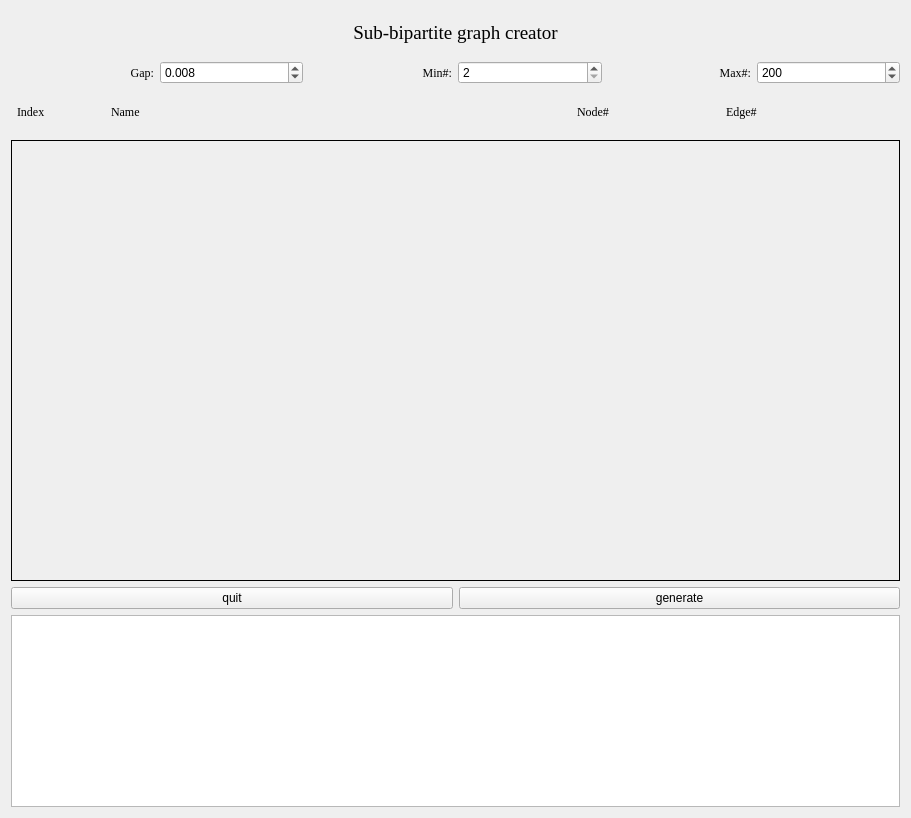
Before: the Qt Designer form design.ui in yujianke100/Sub-Bipartite-Graph-Creator, drawn with Qt 5.
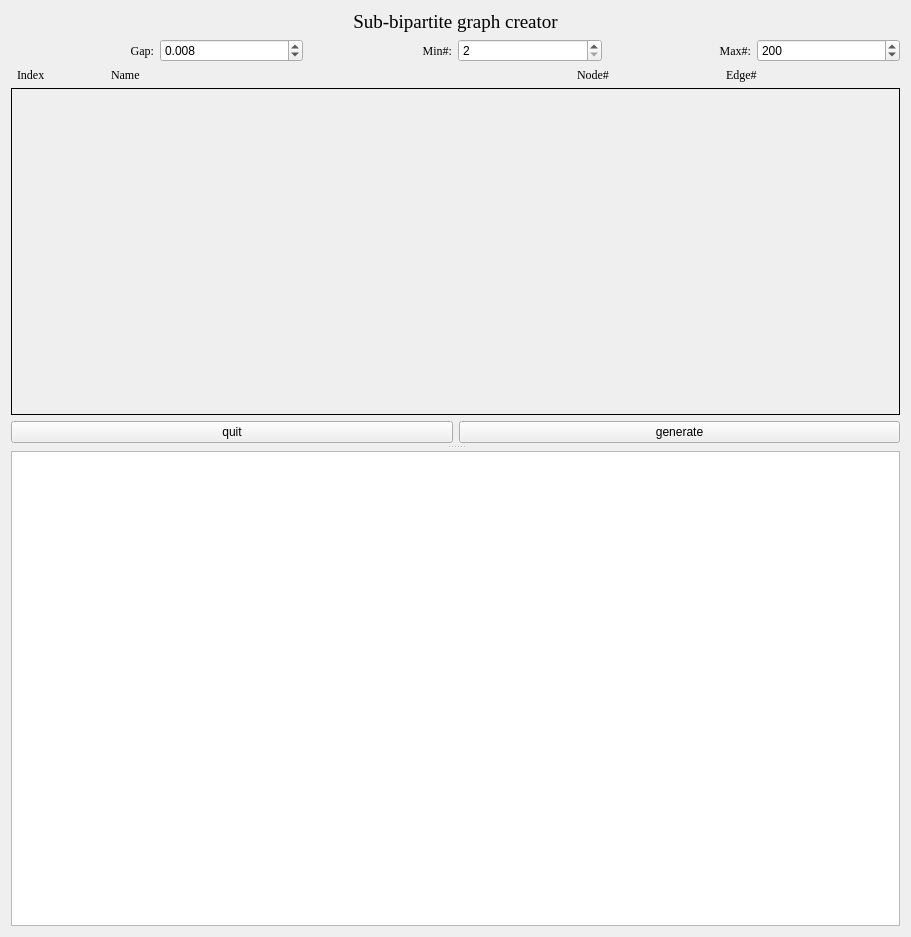
After: the same form once the commit is applied.

Commit message: let GUI more flexible

```diff
--- a/design.ui
+++ b/design.ui
@@ -10,7 +10,7 @@
     <x>0</x>
     <y>0</y>
     <width>911</width>
-    <height>818</height>
+    <height>937</height>
    </rect>
   </property>
   <property name="windowTitle">
@@ -19,9 +19,20 @@
   <property name="autoFillBackground">
    <bool>true</bool>
   </property>
-  <layout class="QGridLayout" name="gridLayout">
+  <layout class="QGridLayout" name="gridLayout" rowstretch="0" columnstretch="0">
    <item row="0" column="0">
-    <layout class="QVBoxLayout" name="verticalLayout" stretch="1,1,1,10,1,0">
+    <widget class="QSplitter" name="splitter">
+     <property name="orientation">
+      <enum>Qt::Vertical</enum>
+     </property>
+     <property name="opaqueResize">
+      <bool>true</bool>
+     </property>
+     <property name="handleWidth">
+      <number>8</number>
+     </property>
+     <widget class="QWidget" name="">
+      <layout class="QVBoxLayout" name="verticalLayout">
      <item>
       <widget class="QLabel" name="label">
        <property name="font">
@@ -222,7 +233,7 @@
           <x>0</x>
           <y>0</y>
           <width>885</width>
-          <height>403</height>
+            <height>329</height>
          </rect>
         </property>
        </widget>
@@ -246,7 +257,8 @@
        </item>
       </layout>
      </item>
-     <item>
+      </layout>
+     </widget>
       <widget class="QTextBrowser" name="textBrowser">
        <property name="font">
         <font>
@@ -255,8 +267,7 @@
         </font>
        </property>
       </widget>
-     </item>
-    </layout>
+    </widget>
    </item>
   </layout>
  </widget>
```
Lines whose indentation alone changed are shown as unchanged. The commit also changes 3 other files.
